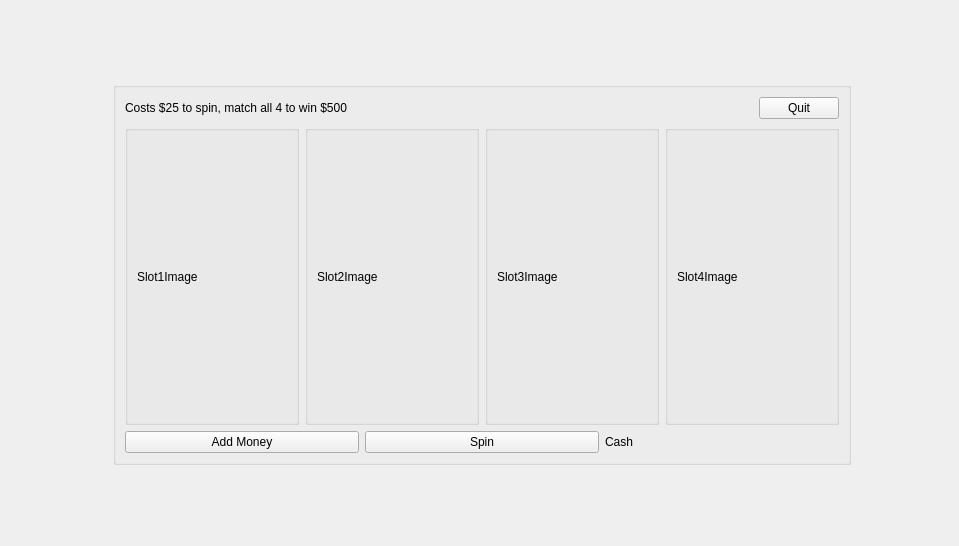
Above: drc/gui/slotsgame.ui from lansdon/cpts483_drc before the change. Below: the same form after it.
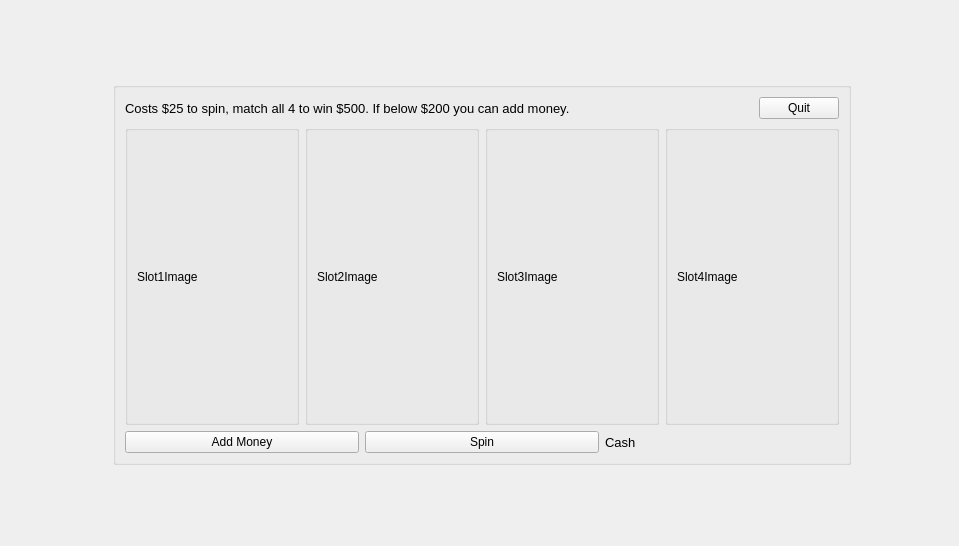
That is the form after the change.

Diff of the .ui file:
```diff
--- a/drc/gui/slotsgame.ui
+++ b/drc/gui/slotsgame.ui
@@ -55,8 +55,13 @@
        <layout class="QHBoxLayout" name="horizontalLayout_3">
         <item>
          <widget class="QLabel" name="label">
+          <property name="font">
+           <font>
+            <pointsize>10</pointsize>
+           </font>
+          </property>
           <property name="text">
-           <string>Costs $25 to spin, match all 4 to win $500</string>
+           <string>Costs $25 to spin, match all 4 to win $500. If below $200 you can add money.</string>
           </property>
          </widget>
         </item>
@@ -198,6 +203,11 @@
         </item>
         <item>
          <widget class="QLabel" name="cashDisplayLabel">
+          <property name="font">
+           <font>
+            <pointsize>10</pointsize>
+           </font>
+          </property>
           <property name="text">
            <string>Cash</string>
           </property>
```
